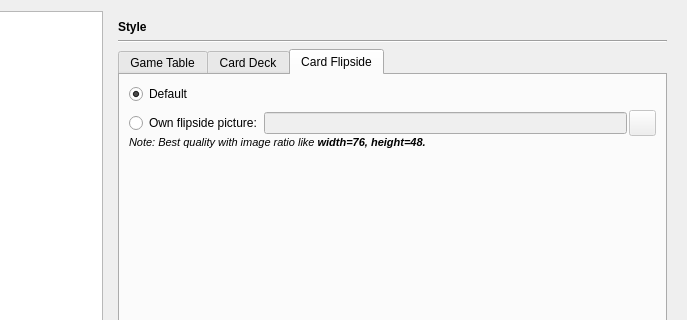
Qt form src/gui/qt/settingsdialog.ui (pokerth/pokerth) before a commit; both pictures show x 98 to 785 and y 0 to 320 of the 785 by 530 pixel window.
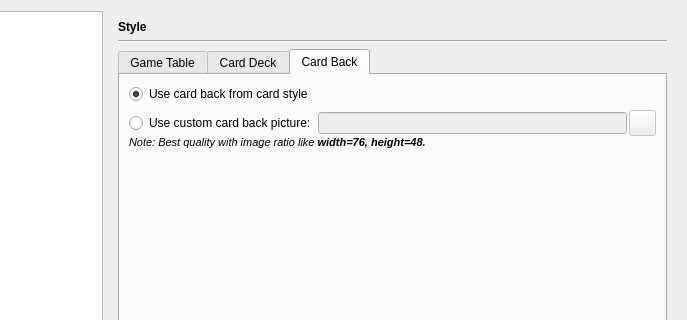
The same form after that commit. The open tabs and pages were chosen to show the change. Icons and pictures are not drawn. Custom widgets are drawn as their Qt base class.

Commit message: change some settings strings like mentioned in the forum

Patch:
```diff
--- a/src/gui/qt/settingsdialog.ui
+++ b/src/gui/qt/settingsdialog.ui
@@ -506,13 +506,13 @@
            </widget>
            <widget class="QWidget" name="tab">
             <attribute name="title">
-             <string>Card Flipside</string>
+             <string>Card Back</string>
             </attribute>
             <layout class="QGridLayout" name="gridLayout_17">
              <item row="0" column="0">
               <widget class="QRadioButton" name="radioButton_flipsideTux">
                <property name="text">
-                <string>Default</string>
+                <string>Use card back from card style</string>
                </property>
                <property name="checked">
                 <bool>true</bool>
@@ -538,7 +538,7 @@
                  <item>
                   <widget class="QRadioButton" name="radioButton_flipsideOwn">
                    <property name="text">
-                    <string>Own flipside picture:</string>
+                    <string>Use custom card back picture:</string>
                    </property>
                   </widget>
                  </item>
```
